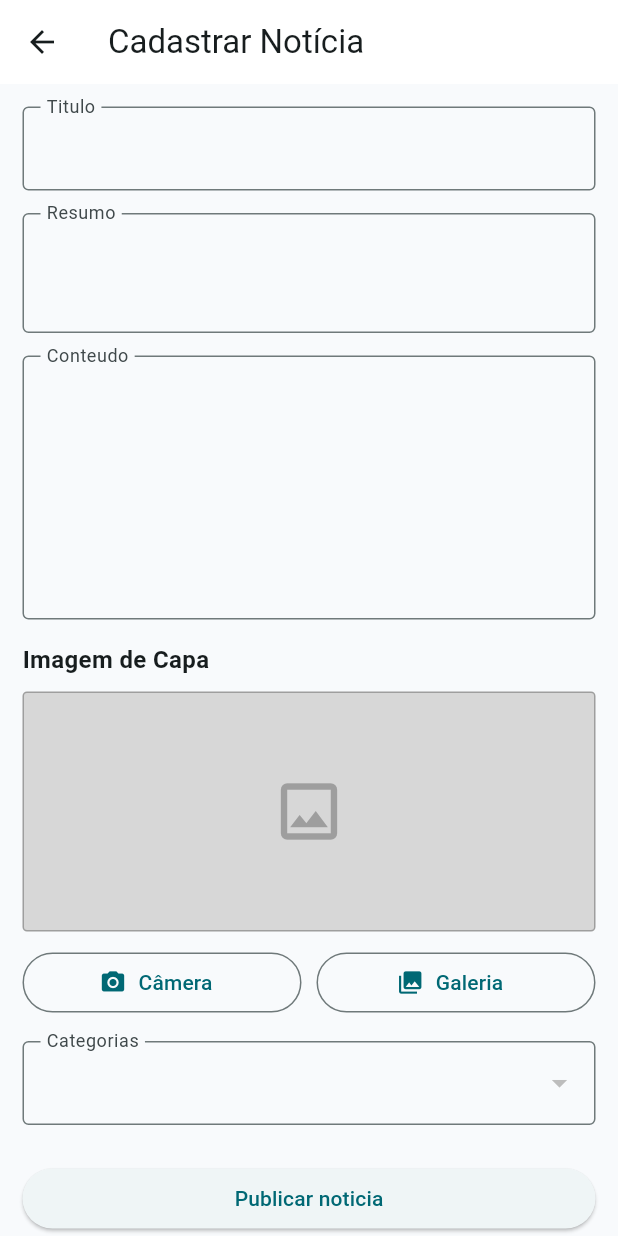
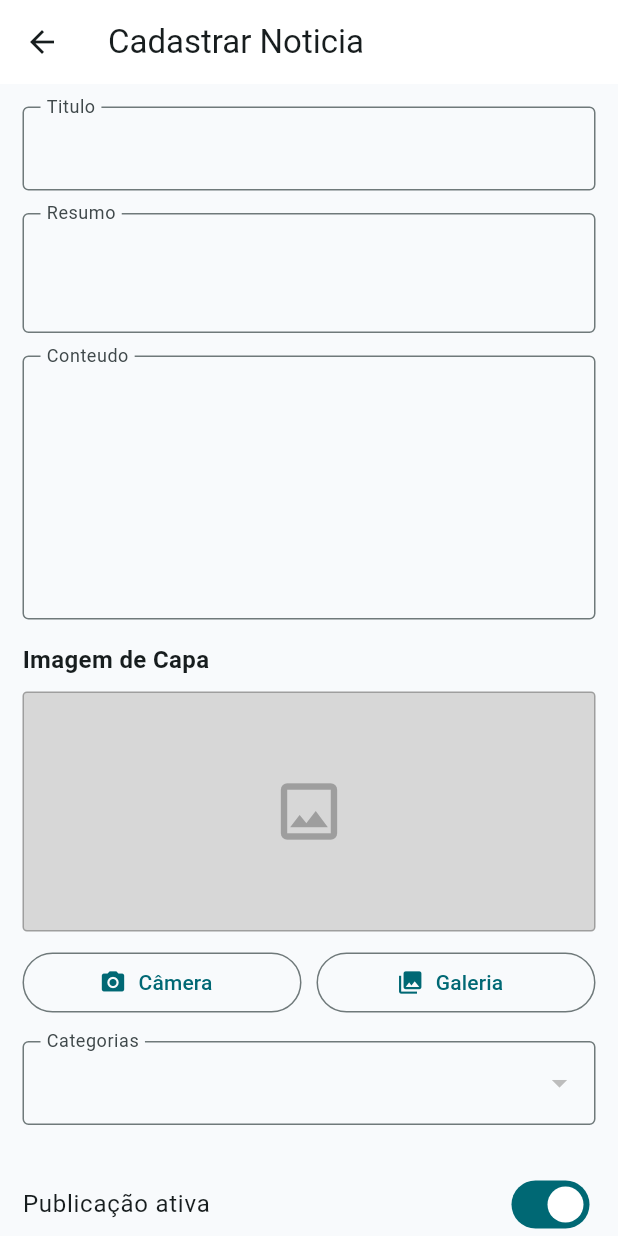
Before and after one commit to Teago10/app_noticias, a Flutter app: the screen it shows after launch, in the side drawer, after a tap on "Cadastrar Notícia", on a phone screen of 412 x 824 dp. Run offline on Flutter 3.47's test engine with Material 3 defaults, Android fonts, the phone set to English and light mode, and no system bars; our stand-ins replace image_picker, shared_preferences; network calls fail.

Commit message:
Implementar edição e exclusão de notícias, incluindo controle de status de publicação

```diff
--- a/lib/cadastrar_noticia_page.dart
+++ b/lib/cadastrar_noticia_page.dart
@@ -26,7 +26,7 @@ class _CadastrarNoticiaPageState extends State<CadastrarNoticiaPage> {
   File? _imagemSelecionada;
   List<Categoria> _categorias = [];
   int? _categoriaSelecionadaId;
-  final bool _status = true;
+  late bool _status = true;
 
   final ImagePicker picker = ImagePicker();
 
@@ -34,6 +34,14 @@ class _CadastrarNoticiaPageState extends State<CadastrarNoticiaPage> {
   void initState() {
     super.initState();
     carregarCategorias();
+
+    if(widget.noticia != null){
+      _tituloController.text = widget.noticia!.titulo;
+      _resumoController.text = widget.noticia!.resumo;
+      _conteudoController.text = widget.noticia!.conteudo;
+      _categoriaSelecionadaId = widget.noticia!.categoriaId;
+      _status = widget.noticia!.status == true || widget.noticia!.status == 1;
+    }
   }
 
   @override
@@ -165,7 +173,9 @@ class _CadastrarNoticiaPageState extends State<CadastrarNoticiaPage> {
   Widget build(BuildContext context) {
     return Scaffold(
       appBar: AppBar(
-        title: const Text('Cadastrar Notícia'),
+        title: Text(
+          widget.noticia == null ? 'Cadastrar Noticia' : 'Editar Noticia',
+        ),
       ),
       body: ListView(
         padding: const EdgeInsets.all(15),
@@ -280,9 +290,27 @@ class _CadastrarNoticiaPageState extends State<CadastrarNoticiaPage> {
             },
           ),
           const SizedBox(height: 25),
+
+          SwitchListTile(
+            value: _status,
+            contentPadding: EdgeInsets.zero,
+            title: const Text('Publicação ativa'),
+            onChanged: (valor){
+              setState(() {
+                _status = valor;
+              });
+            },
+
+
+          ),
+
+          const SizedBox(height: 25),
+
           ElevatedButton(
             onPressed: _publicarNoticia,
-            child: const Text('Publicar noticia'),
+            child: Text(
+              widget.noticia == null ? 'Publicar noticia' : 'Salvar alterações'
+            ),
           ),
         ],
       ),
--- a/lib/model/noticia.dart
+++ b/lib/model/noticia.dart
@@ -7,6 +7,7 @@ class Noticia {
   final int categoriaId;
   final String categoriaNome;
   final String? imagem;
+  final int status;
   final DateTime createAt;
 
 
@@ -18,6 +19,7 @@ class Noticia {
     required this.categoriaId,
     required this.categoriaNome,
     required this.imagem,
+    required this.status,
     required this.createAt
   });
 
@@ -30,6 +32,7 @@ class Noticia {
       categoriaId: json['categoria_id'],
       categoriaNome: json['categoria_nome'],
       imagem: json['imagem'],
+      status: json['status'],
       createAt: DateTime.parse(json['created_at']),
     );
   }
--- a/lib/services/noticias_service.dart
+++ b/lib/services/noticias_service.dart
@@ -133,4 +133,6 @@ class NoticiasService {
   }
 
   }
+
+  Future<void> excluirNoticia(int id) async {}
 }
```
Also changed, not shown: lib/home_page.dart (+48 -2 lines).
